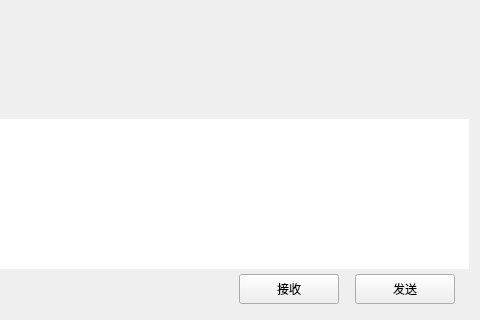
sxhwg/QTChat, file Client/chat/chatpage.ui: the form before one commit; both pictures show x 154 to 634 and y 119 to 439 of the 634 by 439 pixel window.
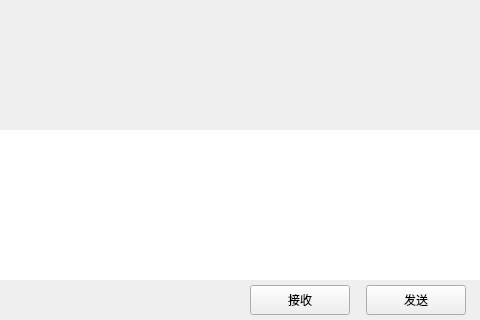
The form after the commit. Custom widgets are drawn as their Qt base class.

Patch:
```diff
--- a/Client/chat/chatpage.ui
+++ b/Client/chat/chatpage.ui
@@ -14,6 +14,21 @@
    <string>Form</string>
   </property>
   <layout class="QVBoxLayout" name="verticalLayout">
+   <property name="spacing">
+    <number>0</number>
+   </property>
+   <property name="leftMargin">
+    <number>0</number>
+   </property>
+   <property name="topMargin">
+    <number>0</number>
+   </property>
+   <property name="rightMargin">
+    <number>0</number>
+   </property>
+   <property name="bottomMargin">
+    <number>0</number>
+   </property>
    <item>
     <widget class="QWidget" name="chat_data_wid" native="true">
      <property name="sizePolicy">
@@ -341,16 +356,16 @@
   </layout>
  </widget>
  <customwidgets>
+  <customwidget>
+   <class>ClickedLabel</class>
+   <extends>QLabel</extends>
+   <header location="global">clickedlabel.h</header>
+  </customwidget>
   <customwidget>
    <class>ClickedBtn</class>
    <extends>QPushButton</extends>
    <header>clickedbtn.h</header>
   </customwidget>
-  <customwidget>
-   <class>ClickedLabel</class>
-   <extends>QLabel</extends>
-   <header>clickedlabel.h</header>
-  </customwidget>
   <customwidget>
    <class>MessageTextEdit</class>
    <extends>QTextEdit</extends>
```
